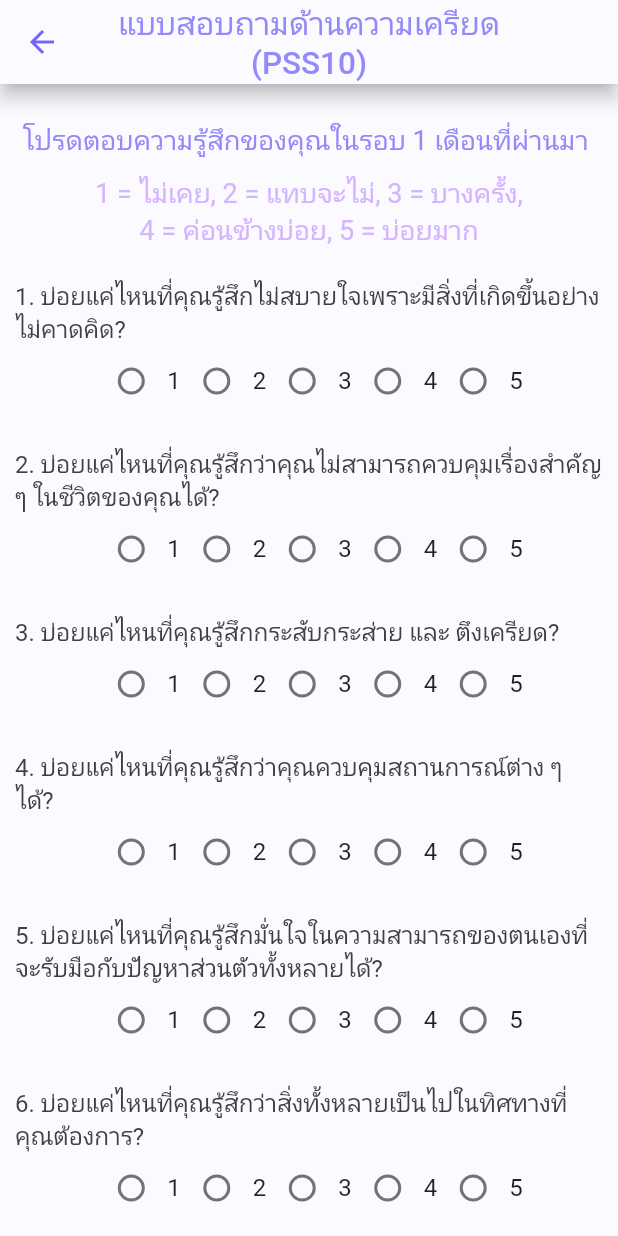
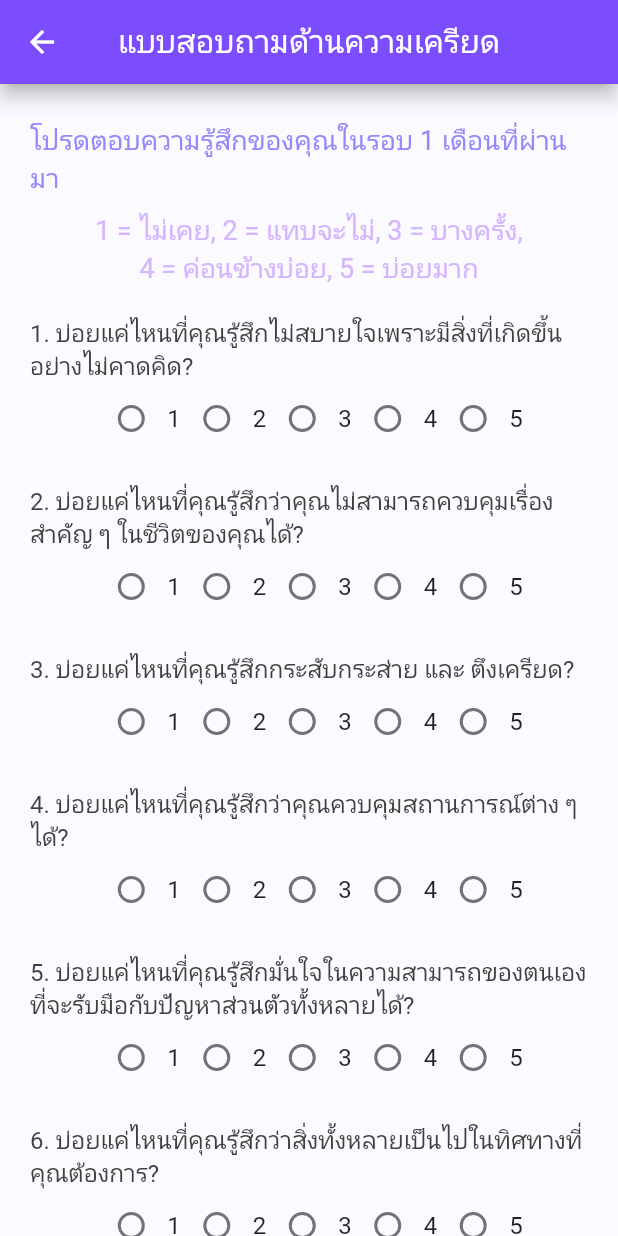
Before and after one commit to anpdgr/SpeechStroop, a Flutter app: the RegisterWidget screen opened directly, after a tap on "ถัดไป", on a phone screen of 412 x 824 dp. Run offline on Flutter 3.47's test engine with Material 2 defaults, Android fonts, the light colour scheme and no system bars; our stand-ins replace avatar_glow, speech_to_text; missing offline and left inert: highlight_text, mongo_dart; Roboto replaces fonts that are missing (BaiJamjuree).

Commit message:
edit register appbar design

```diff
--- a/speech_stroop/lib/screens/register.dart
+++ b/speech_stroop/lib/screens/register.dart
@@ -36,14 +36,14 @@ class _RegisterWidgetState extends State<RegisterWidget> {
       child: Scaffold(
         key: scaffoldKey,
         appBar: AppBar(
-          backgroundColor: const Color(0xFFFBFBFF),
-          iconTheme: const IconThemeData(color: Color(0xFF7364FF)),
+          backgroundColor: Colors.deepPurpleAccent,
+          iconTheme: const IconThemeData(color: Colors.white),
           automaticallyImplyLeading: true,
           title: const Text(
             'สมัครสมาชิก',
             textAlign: TextAlign.start,
             style: TextStyle(
-              color: Color(0xFF7364FF),
+              color: Colors.white,
               fontSize: 28,
             ),
           ),
@@ -231,7 +231,7 @@ class _RegisterWidgetState extends State<RegisterWidget> {
                                   context,
                                   MaterialPageRoute(
                                       builder: (context) =>
-                                          StressRegisterWidget()));
+                                          const StressRegisterWidget()));
                             },
                             child: const Text('ถัดไป'),
                             style: ElevatedButton.styleFrom(
--- a/speech_stroop/lib/screens/register_stress.dart
+++ b/speech_stroop/lib/screens/register_stress.dart
@@ -91,13 +91,13 @@ class _StressRegisterWidgetState extends State<StressRegisterWidget> {
     return Scaffold(
       key: scaffoldKey,
       appBar: AppBar(
-        backgroundColor: const Color(0xFFFBFBFF),
-        iconTheme: const IconThemeData(color: Color(0xFF7364FF)),
+        backgroundColor: Colors.deepPurpleAccent,
+        iconTheme: const IconThemeData(color: Colors.white),
         automaticallyImplyLeading: true,
         title: const Text(
-          'แบบสอบถามด้านความเครียด\n(PSS10) ',
+          'แบบสอบถามด้านความเครียด',
           textAlign: TextAlign.center,
-          style: TextStyle(color: Color(0xFF9489FA), fontSize: 21),
+          style: TextStyle(color: Colors.white, fontSize: 21),
         ),
         centerTitle: true,
         elevation: 5,
@@ -105,7 +105,7 @@ class _StressRegisterWidgetState extends State<StressRegisterWidget> {
       backgroundColor: const Color(0xFFFBFBFF),
       body: SafeArea(
         child: Padding(
-          padding: const EdgeInsetsDirectional.fromSTEB(10, 10, 10, 0),
+          padding: const EdgeInsetsDirectional.fromSTEB(20, 10, 20, 0),
           child: SingleChildScrollView(
             child: Column(
               mainAxisSize: MainAxisSize.max,
```
Also changed, not shown: speech_stroop/lib/main.dart (+4 -4 lines), speech_stroop/lib/screens/register_sleep.dart (+4 -4 lines), 1 other file.
